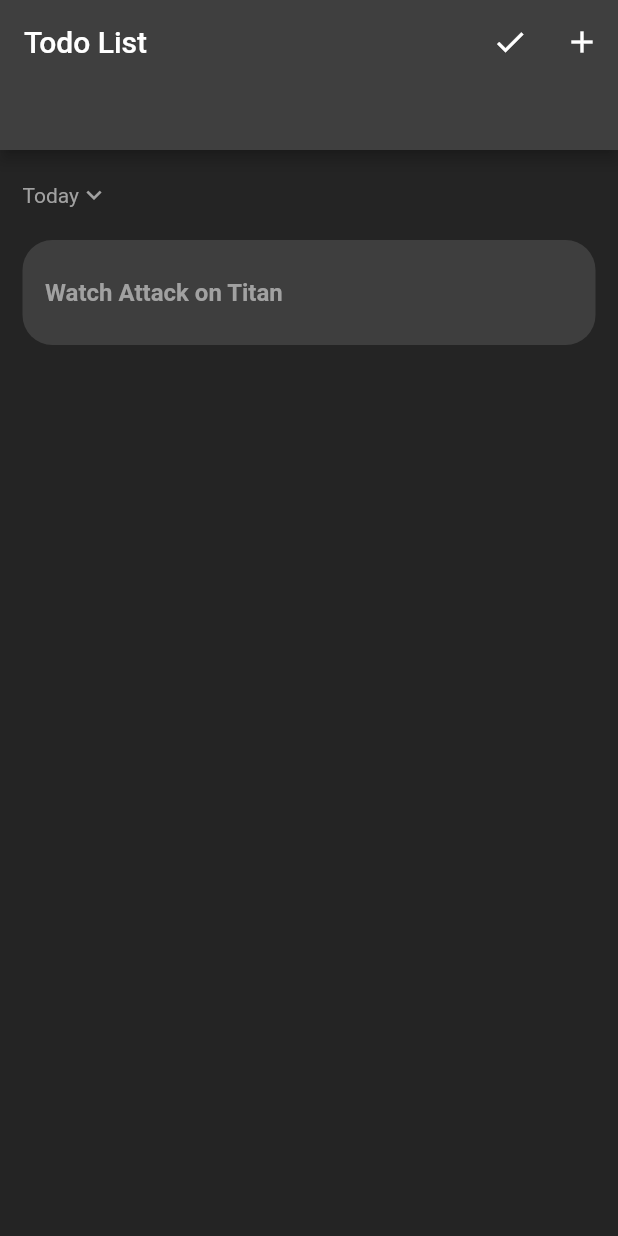
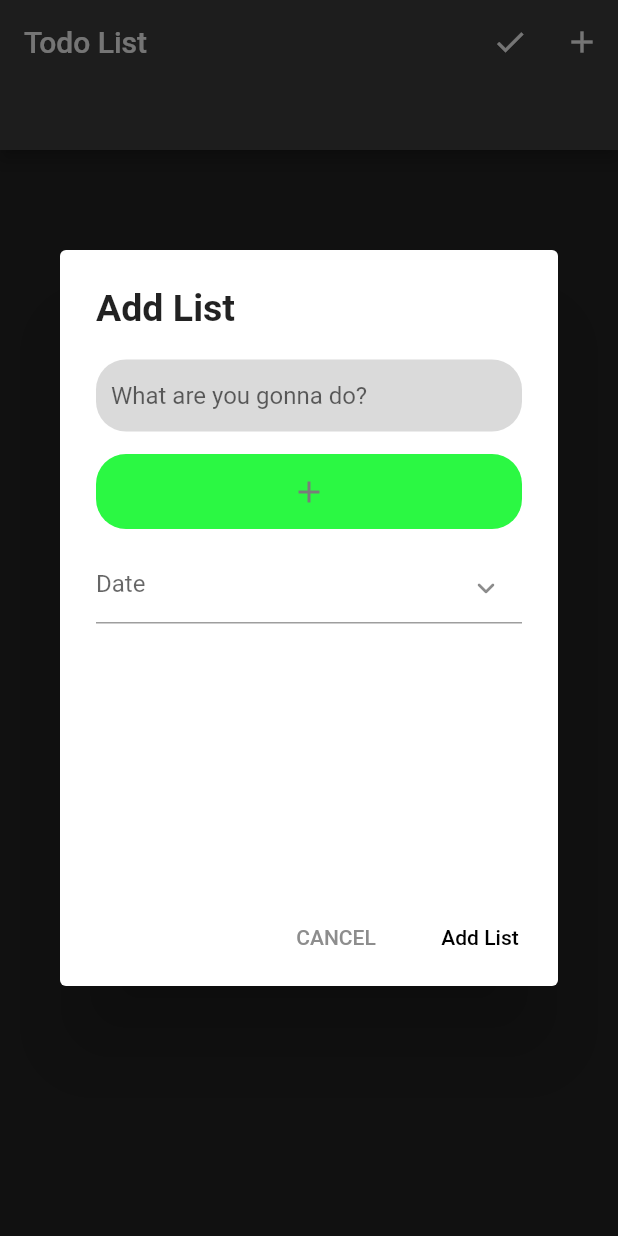
Before and after one commit to riiamri23/todofluttersqlite, a Flutter app: the screen it shows after launch, after a tap on the "add" icon, on a phone screen of 412 x 824 dp. Run offline on Flutter 3.47's test engine with Material 2 defaults, Android fonts, the phone set to English and light mode, and no system bars; drawn by our look-alikes of datetime_picker_formfield; our stand-ins replace bloc, flutter_bloc, flutter_mobx, flutter_slidable, sqflite; accounts and stored records are empty.

Commit message:
adding read and add todo

```diff
--- a/lib/blocs/todo/todo_bloc.dart
+++ b/lib/blocs/todo/todo_bloc.dart
@@ -2,17 +2,43 @@ import 'dart:async';
 
 import 'package:bloc/bloc.dart';
 import 'package:meta/meta.dart';
+import 'package:uitodo/models/todo_model.dart';
+import 'package:uitodo/services/todo_repository.dart';
 
 part 'todo_event.dart';
 part 'todo_state.dart';
 
 class TodoBloc extends Bloc<TodoEvent, TodoState> {
-  TodoBloc() : super(TodoInitial());
+  final TodoRepository _todoRepository;
+  TodoBloc({@required TodoRepository todoRepository})
+      : assert(todoRepository != null),
+        _todoRepository = todoRepository,
+        super(TodoLoading());
 
   @override
   Stream<TodoState> mapEventToState(
     TodoEvent event,
   ) async* {
-    // TODO: implement mapEventToState
+    if (event is TodoAddEvent) {
+      yield* mapAddTodoToState(event);
+    } else if (event is TodoReadEvent) {
+      yield* mapReadTodoToState();
+    }
+  }
+
+  Stream<TodoState> mapAddTodoToState(TodoAddEvent event) async* {
+    _todoRepository.createTodo(todoModel: event.todoModel);
+  }
+
+  Stream<TodoState> mapReadTodoToState() async* {
+    yield TodoLoading();
+
+    try {
+      List<TodoModel> listTodo = await _todoRepository.fetchTodo();
+      yield TodoLoaded(listTodo: listTodo);
+    } catch (_) {
+      print(_);
+      yield TodoFailure();
+    }
   }
 }
--- a/lib/blocs/todo/todo_event.dart
+++ b/lib/blocs/todo/todo_event.dart
@@ -2,3 +2,12 @@ part of 'todo_bloc.dart';
 
 @immutable
 abstract class TodoEvent {}
+
+class TodoAddEvent extends TodoEvent{
+  final TodoModel todoModel;
+
+  TodoAddEvent({@required this.todoModel});
+}
+class TodoReadEvent extends TodoEvent{
+
+}
--- a/lib/blocs/todo/todo_state.dart
+++ b/lib/blocs/todo/todo_state.dart
@@ -3,4 +3,12 @@ part of 'todo_bloc.dart';
 @immutable
 abstract class TodoState {}
 
-class TodoInitial extends TodoState {}
+class TodoLoading extends TodoState {}
+
+class TodoLoaded extends TodoState{
+  final List<TodoModel> listTodo;
+
+  TodoLoaded({@required this.listTodo});
+}
+
+class TodoFailure extends TodoState{}
--- a/lib/main.dart
+++ b/lib/main.dart
@@ -1,5 +1,9 @@
 import 'package:flutter/material.dart';
+import 'package:flutter_bloc/flutter_bloc.dart';
+import 'package:uitodo/blocs/todo/todo_bloc.dart';
 import 'package:uitodo/screens/home/home.dart';
+import 'package:flutter_mobx/flutter_mobx.dart';
+import 'package:uitodo/services/todo_repository.dart';
 
 void main() {
   runApp(MyApp());
@@ -9,7 +13,14 @@ class MyApp extends StatelessWidget {
   // This widget is the root of your application.
   @override
   Widget build(BuildContext context) {
-    return MaterialApp(
+    return Observer(
+      builder: (context) => MultiBlocProvider(
+        providers: [
+          BlocProvider(
+            create: (context) => TodoBloc(todoRepository: TodoRepositoryImp())..add(TodoReadEvent()),
+          ),
+        ],
+        child: MaterialApp(
           title: 'Flutter Demo',
           debugShowCheckedModeBanner: false,
           theme: ThemeData(
@@ -29,6 +40,8 @@ class MyApp extends StatelessWidget {
             visualDensity: VisualDensity.adaptivePlatformDensity,
           ),
           home: HomeScreen(),
+        ),
+      ),
     );
   }
 }
--- /dev/null
+++ b/lib/models/todo_model.dart
@@ -0,0 +1,62 @@
+import 'package:flutter/cupertino.dart';
+
+class TodoModel {
+  int id;
+  String createdAt;
+  bool isShow = true;
+  List<TodoDetails> listTodo = [];
+
+  TodoModel({ this.id, this.createdAt, this.listTodo});
+
+  TodoModel.fromJson(Map<String, dynamic> json){
+    id = json['id'] ?? '';
+    createdAt = json['created_at'] ?? '';
+    isShow = json['is_show'];
+
+    if(json['todo_details'] != null){
+      listTodo = List<TodoDetails>();
+      json['todo_details'].forEach((v){
+        listTodo.add(TodoDetails.fromJson(v));
+      });
+    }
+  }
+
+  Map<String, dynamic> toJson(){
+    var map = Map<String, dynamic>();
+
+    map['id'] = id;
+    map['created_at'] = createdAt;
+    map['is_show'] = isShow;
+    if(this.listTodo != null){
+      map['todo_details'] = this.listTodo.map((v)=>v.toJson()).toList();
+    }
+
+    return map;
+  }
+
+
+}
+
+class TodoDetails {
+  int id;
+  String doing;
+  bool isDone;
+
+  TodoDetails({ this.id, this.doing, this.isDone});
+
+  TodoDetails.fromJson(Map<String, dynamic> json){
+    id = json['id'];
+    doing = json['doing'];
+    isDone = json['is_done'] == 1 ? true : false;
+  }
+
+  Map<String, dynamic> toJson(){
+    final Map<String, dynamic> data = Map<String, dynamic>();
+
+    data['id'] = this.id;
+    data['doing'] = this.doing;
+    data['is_done'] = this.isDone ? 1 : 0;
+
+    return data;
+  }
+}
--- /dev/null
+++ b/lib/screens/home/dialog.dart
@@ -0,0 +1,172 @@
+import 'package:datetime_picker_formfield/datetime_picker_formfield.dart';
+import 'package:flutter/material.dart';
+import 'package:flutter_bloc/flutter_bloc.dart';
+import 'package:intl/intl.dart';
+import 'package:uitodo/blocs/todo/todo_bloc.dart';
+import 'package:uitodo/models/todo_model.dart';
+import 'package:uitodo/utils/constants.dart';
+
+class DialogFormTodo extends StatefulWidget {
+  const DialogFormTodo({
+    Key key,
+  }) : super(key: key);
+
+  @override
+  _DialogFormTodoState createState() => _DialogFormTodoState();
+}
+
+class _DialogFormTodoState extends State<DialogFormTodo> {
+  List<Widget> doingWidgets = [];
+  List<TodoDetails> listTodo = [];
+
+  DateTime dateTime;
+  @override
+  Widget build(BuildContext context) {
+    if (doingWidgets.length < 1) {
+      listTodo.add(TodoDetails(doing: '', isDone: false));
+      doingWidgets.add(doingInput(listTodo[listTodo.length - 1]));
+    }
+    return AlertDialog(
+      title: Text(
+        'Add List',
+        style: TextStyle(fontSize: 25, fontWeight: FontWeight.bold),
+      ),
+      content: Container(
+        height: MediaQuery.of(context).size.height * 0.4,
+        width: MediaQuery.of(context).size.width * 0.8,
+        child: SingleChildScrollView(
+          child: Form(
+            child: Column(
+              children: [
+                ListView.builder(
+                  itemCount: doingWidgets.length,
+                  physics: BouncingScrollPhysics(),
+                  shrinkWrap: true,
+                  itemBuilder: (context, i) {
+                    return doingWidgets[i];
+                  },
+                ),
+                GestureDetector(
+                  onTap: () {
+                    setState(() {
+                      listTodo.add(TodoDetails(doing: '', isDone: false));
+                      doingWidgets
+                          .add(doingInput(listTodo[listTodo.length - 1]));
+                    });
+                  },
+                  child: Container(
+                    width: MediaQuery.of(context).size.width * 0.8,
+                    height: 50,
+                    decoration: BoxDecoration(
+                      color: bgTodoPlusColor,
+                      borderRadius: BorderRadius.all(
+                        Radius.circular(20),
+                      ),
+                    ),
+                    child: Icon(
+                      Icons.add,
+                      color: textDarkerColor,
+                    ),
+                  ),
+                ),
+                SizedBox(height: 15),
+                TodoDate(
+                  dateTime: dateTime,
+                ),
+              ],
+            ),
+          ),
+        ),
+      ),
+      actions: [
+        FlatButton(
+          textColor: textSecondaryColor,
+          onPressed: () {
+            Navigator.pop(context);
+          },
+          child: Text('CANCEL'),
+        ),
+        FlatButton(
+          onPressed: () {
+            // BlocProvider.of<TodoBloc>(context).add(
+            //   TodoAddEvent(
+            //     todoModel: TodoModel(
+            //       id: 1,
+            //       createdAt: dateTime.toString(),
+            //       listTodo: listTodo,
+            //     ),
+            //   ),
+            // );
+            // BlocProvider.of<TodoBloc>(context).add(TodoReadEvent());
+            if (listTodo[0].doing.isNotEmpty && dateTime != null) {
+              return;
+            }
+          },
+          textColor: Colors.black,
+          child: Text('Add List'),
+        ),
+      ],
+    );
+  }
+
+  Container doingInput(TodoDetails todo) {
+    return Container(
+      margin: EdgeInsets.only(bottom: 15),
+      decoration: BoxDecoration(
+        color: bgFormInputColor,
+        borderRadius: BorderRadius.all(
+          Radius.circular(20),
+        ),
+      ),
+      child: TextFormField(
+        decoration: InputDecoration(
+          hintText: "What are you gonna do?",
+          labelStyle: TextStyle(color: textFormInputColor),
+          border: InputBorder.none,
+          contentPadding: EdgeInsets.symmetric(horizontal: 10),
+        ),
+        onChanged: (val) {
+          todo.doing = val;
+          print(todo.toJson());
+        },
+      ),
+    );
+  }
+}
+
+class TodoDate extends StatelessWidget {
+  final format = DateFormat("yyyy-MM-dd HH:mm");
+
+  DateTime dateTime;
+
+  TodoDate({@required this.dateTime});
+  @override
+  Widget build(BuildContext context) {
+    return DateTimeField(
+      decoration: InputDecoration(
+          hintText: "Date",
+          suffixIcon: Icon(Icons.keyboard_arrow_down_rounded)),
+      format: format,
+      onShowPicker: (context, currentValue) async {
+        final date = await showDatePicker(
+            context: context,
+            firstDate: DateTime(1900),
+            initialDate: currentValue ?? DateTime.now(),
+            lastDate: DateTime(2100));
+        if (date != null) {
+          final time = await showTimePicker(
+            context: context,
+            initialTime: TimeOfDay.fromDateTime(currentValue ?? DateTime.now()),
+          );
+          return DateTimeField.combine(date, time);
+        } else {
+          return currentValue;
+        }
+      },
+      onChanged: (val) {
+        // print(val);
+        dateTime = val;
+      },
+    );
+  }
+}
--- a/lib/screens/home/home.dart
+++ b/lib/screens/home/home.dart
@@ -1,5 +1,12 @@
+import 'package:datetime_picker_formfield/datetime_picker_formfield.dart';
 import 'package:flutter/material.dart';
+import 'package:flutter_bloc/flutter_bloc.dart';
+import 'package:uitodo/blocs/todo/todo_bloc.dart';
+import 'package:uitodo/models/todo_model.dart';
+import 'package:uitodo/screens/home/dialog.dart';
 import 'package:uitodo/utils/constants.dart';
+import 'package:intl/intl.dart';
+import 'package:flutter_slidable/flutter_slidable.dart';
 
 class HomeScreen extends StatefulWidget {
   HomeScreen({Key key}) : super(key: key);
@@ -9,6 +16,8 @@ class HomeScreen extends StatefulWidget {
 }
 
 class _HomeScreenState extends State<HomeScreen> {
+  SlidableController slidableController;
+
   @override
   Widget build(BuildContext context) {
     return Scaffold(
@@ -25,7 +34,14 @@ class _HomeScreenState extends State<HomeScreen> {
             ),
             IconButton(
               icon: Icon(Icons.add),
-              onPressed: () {},
+              onPressed: () {
+                showDialog(
+                  context: context,
+                  builder: (BuildContext context) {
+                    return DialogFormTodo();
+                  },
+                );
+              },
             )
           ],
         ),
@@ -35,10 +51,28 @@ class _HomeScreenState extends State<HomeScreen> {
           color: bgBodyColor,
           child: Container(
             margin: const EdgeInsets.only(top: 20, right: 15, left: 15),
-            child: ListView(
-              children: <Widget>[
-                todoContainer(),
-              ],
+            child: BlocBuilder<TodoBloc, TodoState>(
+              builder: (context, state) {
+                print(state);
+                if (state is TodoLoading) {
+                } else if (state is TodoLoaded) {
+                  return ListView.builder(
+                    itemCount: state.listTodo.length,
+                    itemBuilder: (context, index) {
+                      print(state.listTodo[index].toJson());
+                      return todoContainer(state.listTodo[index]);
+                    },
+                  );
+                } else if (state is TodoFailure) {
+                  return Container(
+                    child: Center(
+                      child: Text('Something wrong'),
+                    ),
+                  );
+                }
+
+                return Container();
+              },
             ),
           ),
         ),
@@ -46,48 +80,131 @@ class _HomeScreenState extends State<HomeScreen> {
     );
   }
 
-  Container todoContainer() => Container(
+  Container todoContainer(TodoModel todoModel) => Container(
         child: Column(
           children: [
-            todoDate(),
+            todoDate(todoModel),
             SizedBox(
               height: 20,
             ),
-            todoContents(),
+            todoContents(todoModel.listTodo, todoModel.isShow),
           ],
         ),
       );
 
-  Widget todoDate() => GestureDetector(
+  Widget todoDate(TodoModel todoModel) => GestureDetector(
         onTap: () {},
         child: Container(
           child: Row(
             children: [
               Text(
-                'Today',
+                todoModel.createdAt,
                 style: TextStyle(fontSize: 14, color: textColor),
               ),
-              Icon(
-                Icons.keyboard_arrow_down,
+              IconButton(
+                icon: Icon(
+                  todoModel.isShow
+                      ? Icons.keyboard_arrow_down
+                      : Icons.keyboard_arrow_up,
                   color: textColor,
                   size: 20,
+                ),
+                onPressed: () {
+                  setState(() {
+                    todoModel.isShow = !todoModel.isShow;
+                  });
+                },
               ),
             ],
           ),
         ),
       );
 
-  Widget todoContents() => Container(
+  Widget todoContents(List<TodoDetails> todoDetails, bool isShow) {
+    List<Widget> todoWidgets = [];
+
+    todoDetails.forEach((val) {
+      todoWidgets.add(todo(val));
+    });
+    return Visibility(
+      visible: isShow,
       child: Column(
-          mainAxisAlignment: MainAxisAlignment.center,
-          crossAxisAlignment: CrossAxisAlignment.center,
+        mainAxisAlignment: MainAxisAlignment.start,
+        crossAxisAlignment: CrossAxisAlignment.start,
+        children: todoWidgets,
+      ),
+    );
+  }
+
+  static Widget _getActionPane(int index) {
+    switch (index % 4) {
+      case 0:
+        return SlidableBehindActionPane();
+      case 1:
+        return SlidableStrechActionPane();
+      case 2:
+        return SlidableScrollActionPane();
+      case 3:
+        return SlidableDrawerActionPane();
+      default:
+        return null;
+    }
+  }
+
+  Widget todo(TodoDetails todoDetails) => Slidable(
+        key: Key(todoDetails.id.toString()),
+        // onDismissed: (direction) {},
+        controller: slidableController,
+        actionPane: _getActionPane(1),
+        secondaryActions: <Widget>[
+          Container(
+            height: 70,
+            child: SingleChildScrollView(
+              scrollDirection: Axis.vertical,
+              child: SingleChildScrollView(
+                scrollDirection: Axis.horizontal,
+                child: Row(
+                  crossAxisAlignment: CrossAxisAlignment.start,
+                  mainAxisAlignment: MainAxisAlignment.spaceBetween,
                   children: [
-            todo(),
+                    Container(
+                      child: Icon(
+                        Icons.check,
+                        size: 30.0,
+                      ),
+                      decoration: BoxDecoration(
+                        color: Colors.green,
+                        borderRadius: BorderRadius.all(
+                          Radius.circular(15),
+                        ),
+                      ),
+                      height: 50,
+                      width: 50,
+                      margin: EdgeInsets.only(left: 10),
+                    ),
+                    Container(
+                      child: Icon(
+                        Icons.delete,
+                        size: 30.0,
+                      ),
+                      decoration: BoxDecoration(
+                        color: Colors.red,
+                        borderRadius: BorderRadius.all(
+                          Radius.circular(15),
+                        ),
+                      ),
+                      height: 50,
+                      width: 50,
+                      margin: EdgeInsets.only(left: 10),
+                    ),
                   ],
                 ),
-      );
-
-  Widget todo() => Container(
+              ),
+            ),
+          ),
+        ],
+        actionExtentRatio: 0.40,
+        child: Container(
           height: 70,
           margin: const EdgeInsets.only(bottom: 15),
           padding: const EdgeInsets.symmetric(horizontal: 15),
@@ -101,10 +218,11 @@ class _HomeScreenState extends State<HomeScreen> {
           child: Align(
             alignment: Alignment.centerLeft,
             child: Text(
-            'Watch Attack on Titan',
+              todoDetails.doing,
               style: TextStyle(
                   fontSize: 16, color: textColor, fontWeight: FontWeight.bold),
             ),
           ),
+        ),
       );
 }
--- /dev/null
+++ b/lib/services/todo_repository.dart
@@ -0,0 +1,25 @@
+import 'package:flutter/cupertino.dart';
+import 'package:uitodo/models/todo_model.dart';
+import 'package:uitodo/utils/database.dart';
+
+abstract class TodoRepository{
+  Future<List<TodoModel>> fetchTodo();
+  Future<TodoModel> createTodo({@required TodoModel todoModel});
+}
+
+class TodoRepositoryImp implements TodoRepository{
+  DatabaseHelper dbHelper = DatabaseHelper();
+
+
+  @override
+  Future<List<TodoModel>> fetchTodo() async{
+      return await dbHelper.readTodo();
+    }
+  @override
+  Future<TodoModel> createTodo({TodoModel todoModel}) async {
+    dbHelper.createTodo(todoModel);
+
+    return null;
+  }
+
+}
--- a/lib/utils/constants.dart
+++ b/lib/utils/constants.dart
@@ -5,4 +5,9 @@ import 'package:flutter/painting.dart';
 const bgAppBarColor = Color(0xFF3F3F3F);
 const bgBodyColor = Color(0xFF242424);
 const textColor = Color(0xFFA1A1A1);
+const textSecondaryColor = Color(0xFF8D8D8D);
+const textDarkerColor = Color(0xFF7B7B7B);
 const bgTodoContainerColor = Color(0xFF3E3E3E);
+const bgFormInputColor = Color(0xFFDADADA);
+const bgTodoPlusColor = Color(0xFF2BF843);
+const textFormInputColor = Color(0xFFA3A3A3);
--- /dev/null
+++ b/lib/utils/database.dart
@@ -0,0 +1,104 @@
+import 'dart:io';
+
+import 'package:path_provider/path_provider.dart';
+import 'package:sqflite/sqflite.dart';
+import 'package:path/path.dart';
+import 'package:uitodo/models/todo_model.dart';
+
+class DatabaseHelper {
+  // DBProvider._();
+
+  // static final DBProvider db = DBProvider._();
+  static final DatabaseHelper _instance = DatabaseHelper.internal();
+  factory DatabaseHelper() => _instance;
+
+  Database _database;
+
+  final String tableTodo = "todo";
+  final String columnId = "id";
+  final String todoDate = "created_at";
+
+  final String tableTodoDetails = "todo_details";
+  final String todoId = "todo_id";
+  final String todoDetailsDoing = "doing";
+  final String isDone = "is_done";
+
+  DatabaseHelper.internal();
+
+  Future<Database> get database async {
+    if (_database != null) return _database;
+
+    _database = await initDB();
+
+    return _database;
+  }
+
+  initDB() async {
+    Directory documentsDirectory = await getApplicationDocumentsDirectory();
+    String path = join(documentsDirectory.path, "TodoDB.db");
+    return await openDatabase(path, version: 1, onOpen: (db) {},
+        onCreate: (Database db, int version) async {
+      await db.execute("CREATE TABLE $tableTodo("
+          "$columnId INTEGER PRIMARY KEY,"
+          "$todoDate DATETIME"
+          ");");
+
+      await db.execute("CREATE TABLE $tableTodoDetails("
+          "$columnId INTEGER PRIMARY KEY AUTOINCREMENT,"
+          "$todoDetailsDoing VARCHAR(255),"
+          "$isDone INTEGER,"
+          "$todoId INTEGER"
+          ");");
+    });
+  }
+
+  Future<List<TodoModel>> readTodo() async {
+    final db = await database;
+    var result =
+        await db.rawQuery("SELECT * FROM $tableTodo ORDER BY $columnId DESC");
+    List<TodoModel> listTodo = [];
+
+    result.forEach((val) async {
+      var todoDetails = await db.rawQuery(
+          "SELECT * FROM $tableTodoDetails WHERE $todoId = ${val['$columnId']}");
+
+      TodoModel todoModel = TodoModel();
+      todoModel.id = val['id'];
+      todoModel.createdAt = val['created_at'];
+      todoModel.listTodo =
+          todoDetails.map((val) => TodoDetails.fromJson(val)).toList();
+
+      listTodo.add(todoModel);
+    });
+
+    return listTodo;
+  }
+
+  createTodo(TodoModel todoModel) async {
+    final db = await database;
+
+    var table = await db
+        .rawQuery("SELECT MAX($columnId)+1 as $columnId FROM $tableTodo");
+    int id = table.first['$columnId'] != null ? table.first['$columnId'] : 1;
+
+    Batch batch = db.batch();
+
+    batch.insert(
+        "$tableTodo", {'$columnId': id, '$todoDate': todoModel.createdAt});
+
+    todoModel.listTodo.forEach((val) async {
+      int valIsDone = val.isDone ? 1 : 0;
+      batch.insert("$tableTodoDetails",
+          {'$todoDetailsDoing': val.doing, '$isDone': valIsDone, '$todoId': id});
+    });
+
+    return await batch.commit();
+  }
+
+  updateTodo(TodoModel todoModel) async {
+    final db = await database;
+    // var res = await db.update("todo", todoModel);
+    return await db.update("$tableTodo", todoModel.toJson(),
+        where: "$columnId = ?", whereArgs: [todoModel.id]);
+  }
+}
```
Also changed, not shown: lib/blocs/bloc_observer.dart (added, +15 -0 lines), pubspec.yaml (+7 -0 lines), pubspec.lock. Lines whose indentation alone changed are shown as unchanged.
